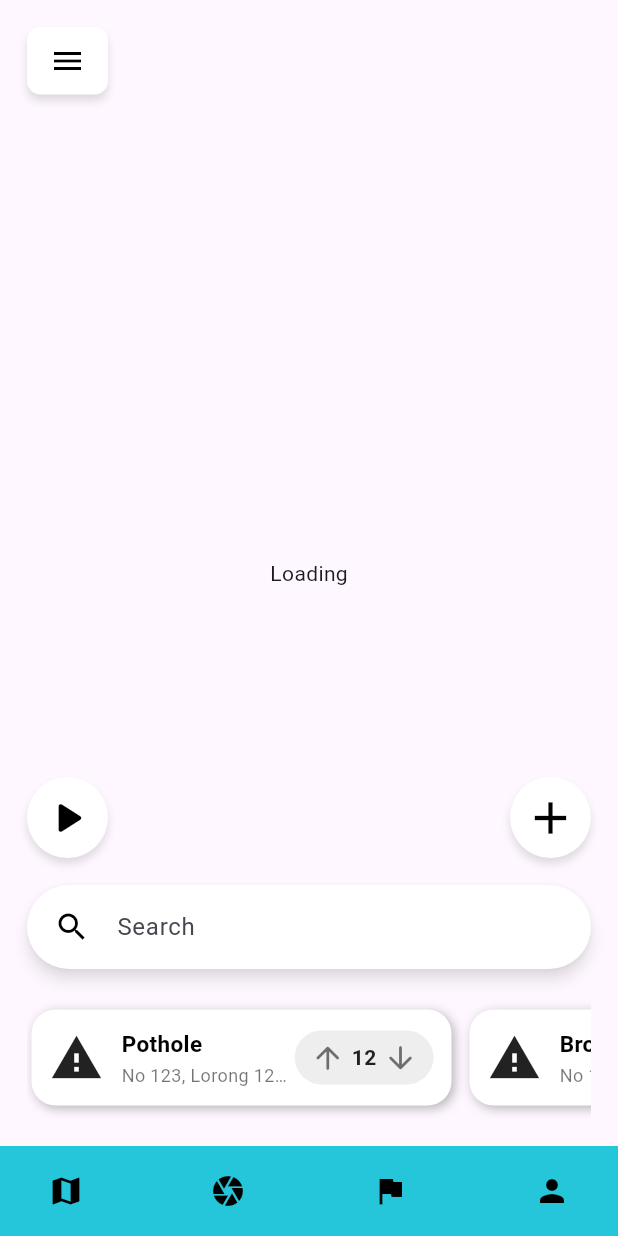
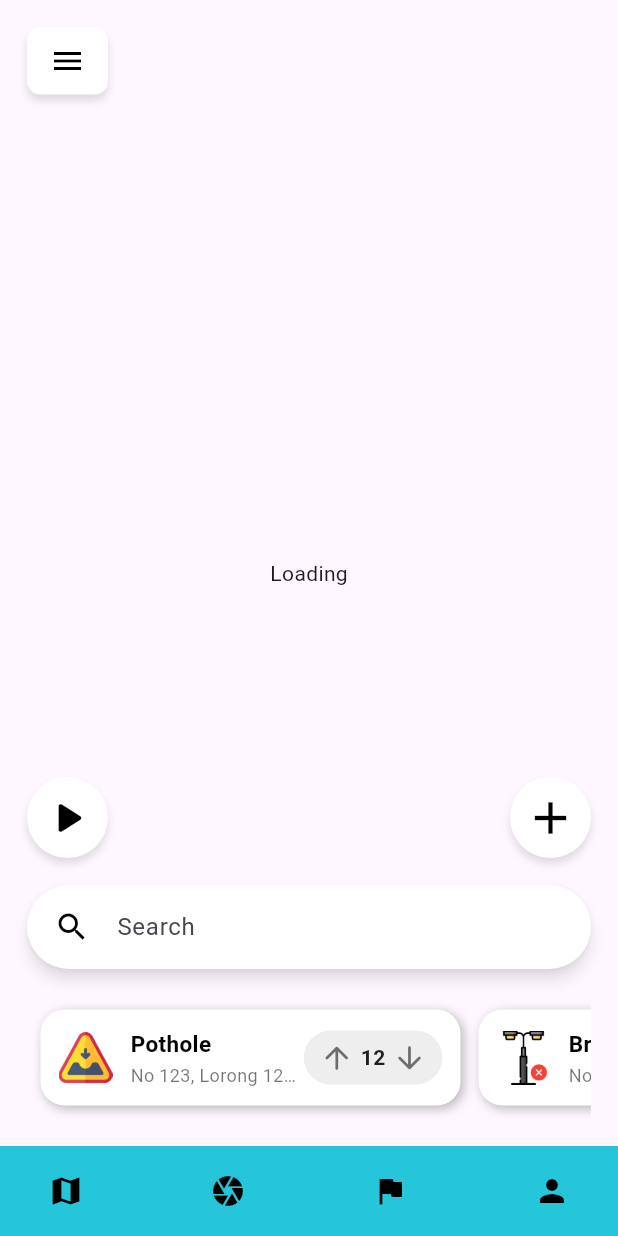
Before and after one commit to junhubdotcom/vhack_steadypunpipi, a Flutter app: the screen it shows after launch, on a phone screen of 412 x 824 dp. Run offline on Flutter 3.47's test engine with Material 3 defaults, Android fonts, the light colour scheme and no system bars; our stand-ins replace google_maps_flutter, location, popover; missing offline and left inert: flutter_sliding_box.

Commit message:
map fifth commit

```diff
--- /dev/null
+++ b/lib/models/map/event_bus.dart
@@ -0,0 +1,25 @@
+// event_bus.dart
+import 'dart:async';
+
+class EventBus {
+  // Singleton instance
+  static final EventBus _instance = EventBus._internal();
+  factory EventBus() => _instance;
+  EventBus._internal();
+
+  // StreamController to manage the stream
+  final StreamController<int> _controller = StreamController<int>.broadcast();
+
+  // Getter for the stream
+  Stream<int> get stream => _controller.stream;
+
+  // Method to add a prompt to the stream
+  void sendPrompt(int prompt) {
+    _controller.add(prompt);
+  }
+
+  // Close the stream when done
+  void dispose() {
+    _controller.close();
+  }
+}
--- /dev/null
+++ b/lib/models/map/issues_controller.dart
@@ -0,0 +1,63 @@
+import 'package:google_maps_flutter/google_maps_flutter.dart';
+
+class Issues {
+  final List<Map<String, dynamic>> _reports = [
+    {
+      'id': 1,
+      'title': 'Pothole',
+      'address': 'No 123, Lorong 123, Jalan 123',
+      'pos': LatLng(37.3317, -122.0291),
+      'count': 12,
+    },
+    {
+      'id': 4,
+      'title': 'Broken Streetlight',
+      'address': 'No 123, Lorong 123, Jalan 123',
+      'pos': LatLng(37.3396, -122.0224),
+      'count': 8,
+    },
+    {
+      'id': 2,
+      'title': 'Fallen Tree',
+      'address': 'No 123, Lorong 123, Jalan 123',
+      'pos': LatLng(37.337826, -122.032356),
+      'count': 5,
+    },
+  ];
+
+  List<Map<String, dynamic>> get reports => List.unmodifiable(_reports);
+
+  void addReport({
+    required int id,
+    required LatLng pos,
+    required String title,
+    required String address,
+    required int count,
+    }) {
+    Map<String, dynamic> report = {
+      'id': id,
+      'pos': pos,
+      'title': title,
+      'address': address,
+      'count': count,
+    };
+    _reports.add(report);
+  }
+
+  Map<String, dynamic>? getReport(int index) {
+    if (index >= 0 && index < _reports.length) {
+      return _reports[index];
+    }
+    return null;
+  }
+
+  void deleteReport(int index) {
+    if (index >= 0 && index < _reports.length) {
+      _reports.removeAt(index);
+    }
+  }
+
+  int getReportCount() {
+    return _reports.length;
+  }
+}
--- a/lib/screens/map/map.dart
+++ b/lib/screens/map/map.dart
@@ -4,12 +4,13 @@ import 'package:flutter_sliding_box/flutter_sliding_box.dart';
 import 'package:popover/popover.dart';
 import 'package:steadypunpipi_vhack/widget/map/addbutton_menu.dart';
 import 'package:steadypunpipi_vhack/widget/map/addbutton_popup.dart';
+import 'package:steadypunpipi_vhack/widget/map/drawer.dart';
 import 'package:steadypunpipi_vhack/widget/map/issue_card.dart';
 import 'package:steadypunpipi_vhack/widget/map/startbutton_menu.dart';
 import 'package:google_maps_flutter/google_maps_flutter.dart';
 import 'package:location/location.dart';
-
-
+import 'package:steadypunpipi_vhack/models/map/issues_controller.dart';
+import 'package:steadypunpipi_vhack/models/map/event_bus.dart';
 
 class MapPage extends StatefulWidget{
   const MapPage({super.key});
@@ -25,12 +26,19 @@ class _MapPageState extends State<MapPage>{
   final Location _locationController = Location();
   final Completer<GoogleMapController> _mapController = Completer<GoogleMapController>();
 
-  BitmapDescriptor? potholeIcon;
+  BitmapDescriptor? potholeIcon, fallenTreeIcon, accidentIcon, brokenStreetlightIcon, roadConstructionIcon, blockedRoadIcon;
   LatLng? _userLocation;
 
-  static const List<LatLng> _positions = [
-    LatLng(37.3317, -122.0291),
-    LatLng(37.3396, -122.0224),
+  Issues issues = Issues();
+  late StreamSubscription<int> _promptSubscription;
+
+  final List<Widget> _widgetArray = [
+    Image.asset('assets/images/pothole.png', height: 36, width: 36),
+    Image.asset('assets/images/fallentree.png', height: 36, width: 36),
+    Image.asset('assets/images/accident.png', height: 36, width: 36),
+    Image.asset('assets/images/broken_streetlight.png', height: 36, width: 36),
+    Image.asset('assets/images/road_construction.png', height: 36, width: 36),
+    Image.asset('assets/images/blocked_road.png', height: 36, width: 36),
   ];
 
   @override
@@ -38,10 +46,64 @@ class _MapPageState extends State<MapPage>{
     super.initState();
 
     getLocationUpdates();
+
     BitmapDescriptor.asset(
         ImageConfiguration(size: Size(48, 48)), 'assets/images/pothole.png')
         .then((onValue) {
       potholeIcon = onValue;
+    });
+    BitmapDescriptor.asset(
+        ImageConfiguration(size: Size(48, 48)), 'assets/images/fallentree.png')
+        .then((onValue) {
+      fallenTreeIcon = onValue;
+    });
+    BitmapDescriptor.asset(
+        ImageConfiguration(size: Size(48, 48)), 'assets/images/accident.png')
+        .then((onValue) {
+      accidentIcon = onValue;
+    });
+    BitmapDescriptor.asset(
+        ImageConfiguration(size: Size(48, 48)), 'assets/images/broken_streetlight.png')
+        .then((onValue) {
+      brokenStreetlightIcon = onValue;
+    });
+    BitmapDescriptor.asset(
+        ImageConfiguration(size: Size(48, 48)), 'assets/images/road_construction.png')
+        .then((onValue) {
+      roadConstructionIcon = onValue;
+    });
+    BitmapDescriptor.asset(
+        ImageConfiguration(size: Size(48, 48)), 'assets/images/blocked_road.png')
+        .then((onValue) {
+      blockedRoadIcon = onValue;
+    });
+
+    _promptSubscription = EventBus().stream.listen((int prompt) {
+      _handlePrompt(prompt);
+    });
+  }
+
+  @override
+  void dispose() {
+    _promptSubscription.cancel();
+    super.dispose();
+  }
+
+  void _handlePrompt(int prompt) {
+    setState(() {
+      issues.addReport(
+        id: prompt,
+        pos: _userLocation!,
+        title: prompt == 1 ? 'Pothole' :
+               prompt == 2 ? 'Fallen Tree' :
+               prompt == 3 ? 'Accident' :
+               prompt == 4 ? 'Broken Streetlight' :
+               prompt == 5 ? 'Road Construction' :
+               prompt == 6 ? 'Blocked Road' :
+               'Other',
+        address: 'Unknown',
+        count: 0,
+      );
     });
   }
 
@@ -84,20 +146,25 @@ class _MapPageState extends State<MapPage>{
       ),
       zoomControlsEnabled: false,
       markers: {
-        ..._positions.map((position) {
-          return Marker(
-        markerId: MarkerId(position.toString()),
-        icon: potholeIcon ?? BitmapDescriptor.defaultMarker,
-        position: position,
-        infoWindow: InfoWindow(title: 'Pothole'),
-          );
-        }).toSet(),
         Marker(
           markerId: MarkerId('userLocation'),
           icon: BitmapDescriptor.defaultMarker,
           position: _userLocation!,
           infoWindow: InfoWindow(title: 'You'),
         ),
+        for (int i = 0; i < issues.getReportCount(); i++)
+          Marker(
+            markerId: MarkerId('issue$i'),
+            icon: issues.getReport(i)!['id'] == 1 ? potholeIcon! :
+                issues.getReport(i)!['id'] == 2 ? fallenTreeIcon! :
+                issues.getReport(i)!['id'] == 3 ? accidentIcon! :
+                issues.getReport(i)!['id'] == 4 ? brokenStreetlightIcon! :
+                issues.getReport(i)!['id'] == 5 ? roadConstructionIcon! :
+                issues.getReport(i)!['id'] == 6 ? blockedRoadIcon! :
+                BitmapDescriptor.defaultMarker,
+            position: issues.getReport(i)!['pos'],
+            infoWindow: InfoWindow(title: issues.getReport(i)!['title']),
+          ),
       },
     );
   }
@@ -166,17 +233,6 @@ class _MapPageState extends State<MapPage>{
     );
   }
 
-  SearchBar searchBar() {
-    return SearchBar(
-      leading: Icon(Icons.search, color: Colors.black,),
-      hintText: 'Search',
-      backgroundColor: WidgetStateProperty.all(Colors.white),
-      shadowColor: WidgetStateProperty.all(Colors.black54),
-      elevation: WidgetStateProperty.all(4),
-      padding: WidgetStateProperty.all(EdgeInsets.only(left: 18, right: 18)),
-    );
-  }
-
   SingleChildScrollView issueCardRow() {
     return SingleChildScrollView(
       scrollDirection: Axis.horizontal,
@@ -186,26 +242,27 @@ class _MapPageState extends State<MapPage>{
           mainAxisAlignment: MainAxisAlignment.start,
           crossAxisAlignment: CrossAxisAlignment.center,
           children: [
-          IssueCard(
-            title: 'Pothole',
-            address: 'No 123, Lorong 123, Jalan 123',
-            count: '12',
-          ),
-          SizedBox(width: 12,),
-          IssueCard(
-            title: 'Broken Light',
-            address: 'No 123, Lorong 123, Jalan 123',
-            count: '8',
-          ),
-          SizedBox(width: 12,),
-          IssueCard(
-            title: 'Flooded Street',
-            address: 'No 123, Lorong 123, Jalan 123',
-            count: '5',
-          ),
+            for (int i = 0; i < issues.getReportCount(); i++)
+            IssueCard(
+              icon: _widgetArray[issues.getReport(i)!['id'] - 1],
+              title: issues.getReport(i)!['title'],
+              address: issues.getReport(i)!['address'],
+              count: issues.getReport(i)!['count'].toString(),
+            ),
           ],
         ),
       ),
+    );
+  }
+
+  SearchBar searchBar() {
+    return SearchBar(
+      leading: Icon(Icons.search, color: Colors.black,),
+      hintText: 'Search',
+      backgroundColor: WidgetStateProperty.all(Colors.white),
+      shadowColor: WidgetStateProperty.all(Colors.black54),
+      elevation: WidgetStateProperty.all(4),
+      padding: WidgetStateProperty.all(EdgeInsets.only(left: 18, right: 18)),
     );
   }
 
@@ -273,35 +330,4 @@ class _MapPageState extends State<MapPage>{
       onTap: () => _scaffoldKey.currentState?.openDrawer(),
     );
   }
-
-  Drawer drawer() {
-    return Drawer(
-      child: ListView(
-        padding: EdgeInsets.zero,
-        children: [
-          const DrawerHeader(
-            decoration: BoxDecoration(color: Colors.white),
-            child: Text(
-              'The Watcher',
-              style: TextStyle(
-                color: Colors.black,
-                fontSize: 24,
-                fontWeight: FontWeight.bold
-              ),
-            ),
-          ),
-          ListTile(
-            title: const Text('Item 1'),
-            onTap: () {
-            },
-          ),
-          ListTile(
-            title: const Text('Item 2'),
-            onTap: () {
-            },
-          ),
-        ],
-      )
-    );
-  }
 }
--- /dev/null
+++ b/lib/widget/map/drawer.dart
@@ -0,0 +1,32 @@
+import 'package:flutter/material.dart';
+
+Drawer drawer() {
+  return Drawer(
+    child: ListView(
+      padding: EdgeInsets.zero,
+      children: [
+        const DrawerHeader(
+          decoration: BoxDecoration(color: Colors.white),
+          child: Text(
+            'The Watcher',
+            style: TextStyle(
+              color: Colors.black,
+              fontSize: 24,
+              fontWeight: FontWeight.bold
+            ),
+          ),
+        ),
+        ListTile(
+          title: const Text('Item 1'),
+          onTap: () {
+          },
+        ),
+        ListTile(
+          title: const Text('Item 2'),
+          onTap: () {
+          },
+        ),
+      ],
+    )
+  );
+}
--- a/lib/widget/map/issue_card.dart
+++ b/lib/widget/map/issue_card.dart
@@ -1,12 +1,14 @@
 import 'package:flutter/material.dart';
 
 class IssueCard extends StatelessWidget {
+  final Widget icon;
   final String title;
   final String address;
   final String count;
 
   const IssueCard({
     super.key,
+    required this.icon,
     required this.title,
     required this.address,
     required this.count
@@ -14,7 +16,9 @@ class IssueCard extends StatelessWidget {
 
   @override
   Widget build(BuildContext context) {
-    return Container(
+    return Padding(
+      padding: const EdgeInsets.symmetric(horizontal: 6.0),
+      child: Container(
         width: 280,
         padding: EdgeInsets.all(12),
         decoration: BoxDecoration(
@@ -31,7 +35,7 @@ class IssueCard extends StatelessWidget {
         child: Row(
           crossAxisAlignment: CrossAxisAlignment.center,
           children: [
-          Icon(Icons.warning, size: 36, color: Colors.black87),
+            icon,
             SizedBox(width: 12),
             Expanded(
               child: Column(
@@ -85,6 +89,8 @@ class IssueCard extends StatelessWidget {
             ),
           ],
         ),
-    );
+      ),
+    )
+    ;
   }
 }
```
Also changed, not shown: lib/widget/map/addbutton_popup.dart (+29 -17 lines), assets/images/accident.png (added), assets/images/blocked_road.png (added), assets/images/broken_streetlight.png (added), assets/images/fallentree.png (added), assets/images/road_construction.png (added), 4 other files. Lines whose indentation alone changed are shown as unchanged.
